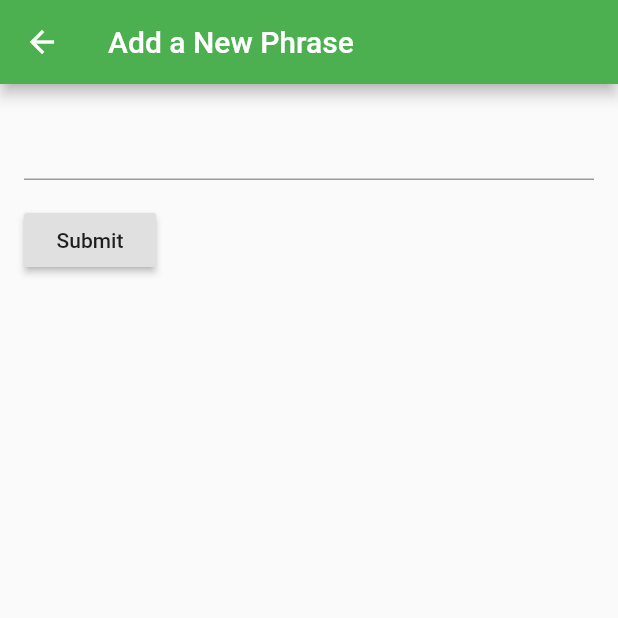
After one commit to pbitutsky/babushka, a Flutter app: the EditPage screen opened directly, after a tap on the "add" icon, on a phone screen of 412 x 824 dp, the top half of it. The commit adds this screen. Run offline on Flutter 3.47's test engine with Material 2 defaults, Android fonts, the phone set to English and light mode, and no system bars; missing offline and left inert: flutter_selectable_text, speech_bubble.

Commit message:
Add functionality to add/delete phrases

```diff
--- a/lib/bubble_text.dart
+++ b/lib/bubble_text.dart
@@ -1,15 +1,9 @@
 import 'dart:math';
 
 import 'package:flutter/material.dart';
+import 'package:grandma/phrases.dart';
 
-var phrases = [
-  "It's because you walk around without your slippers.",
-  "It's because you don't dry your hair when you go outside.",
-  "It's because you drink cold water with your dinner!",
-  "It's because you don't wear your jacket when it's cold!",
-  "It's because you sleep with wet hair!",
-  "It's because you never listen to your grandma!"
-];
+
 
 final initialTextInBubble = "Hi sweetie, how are you?";
 
--- /dev/null
+++ b/lib/edit_page.dart
@@ -0,0 +1,86 @@
+
+
+import 'package:flutter/material.dart';
+import 'package:grandma/phrases.dart';
+import 'package:flutter_selectable_text/flutter_selectable_text.dart' as selectableText;
+
+import 'new_phrase_page.dart';
+
+class EditPage extends StatefulWidget {
+
+  @override
+  _EditPageState createState() => _EditPageState();
+}
+
+class _EditPageState extends State<EditPage> {
+  final _biggerFont = const TextStyle(fontSize: 18.0);
+
+  Widget _buildRow(String phrase, int index, context) {
+
+    return Dismissible(
+        key: Key(phrase),
+        direction: DismissDirection.endToStart,
+        onDismissed: (direction) {
+          setState(() {
+            phrases.removeAt(index);
+          });
+          Scaffold.of(context).showSnackBar(SnackBar(content: Text("Phrase deleted")));
+        },
+        background: Container(color: Colors.red),
+        child: ListTile(
+
+          title: selectableText.SelectableText(
+              phrase,
+              style: _biggerFont
+          ),
+          trailing: Icon(
+              Icons.delete,
+              color: Colors.red
+          ),
+        )
+    );
+
+  }
+
+  Widget build(BuildContext context) {
+    return Scaffold(
+      appBar: AppBar(title: Text("Edit Grandma's Phrases")),
+
+      floatingActionButton: FloatingActionButton(
+        child: Icon(Icons.add),
+        onPressed: () {
+          Navigator.of(context).push(createRoute(NewPhrasePage()));
+        },
+      ),
+      body: Center(
+          child: ListView.builder(
+            padding: const EdgeInsets.all(16.0),
+            itemBuilder: (context, i) {
+              if (i.isOdd) return Divider();
+              final index = i ~/ 2;
+              return _buildRow(phrases[index], index, context);
+            },
+            itemCount: phrases.length*2,
+          )
+      ),
+    );
+  }
+}
+
+Route createRoute(Widget page) {
+  return PageRouteBuilder(
+    pageBuilder: (context, animation, secondaryAnimation) => page,
+    transitionsBuilder: (context, animation, secondaryAnimation, child) {
+      var begin = Offset(0.0, 1.0);
+      var end = Offset.zero;
+      var curve = Curves.ease;
+
+      var tween = Tween(begin: begin, end: end).chain(CurveTween(curve: curve));
+
+      return SlideTransition(
+        position: animation.drive(tween),
+        child: child,
+      );
+    },
+  );
+}
--- a/lib/main.dart
+++ b/lib/main.dart
@@ -1,23 +1,8 @@
-
-import 'dart:math';
-
 import 'package:flutter/material.dart';
+import 'package:grandma/phrases.dart';
 import 'package:speech_bubble/speech_bubble.dart';
 import 'bubble_text.dart';
-
-final buttonTexts = [
-  "hachoo",
-  "*cough*",
-  "hapchooo",
-  "*sneeze*"
-];
-
-var buttonText = "hachoo";
-void chooseRandomButtonText() {
-  final _random = new Random();
-  int randomIndex = _random.nextInt(buttonTexts.length);
-  buttonText = buttonTexts[randomIndex];
-}
+import 'edit_page.dart';
 
 void main() => runApp(MyApp());
 
@@ -70,6 +55,9 @@ class _MyHomePageState extends State<MyHomePage> with TickerProviderStateMixin {
   }
 
   grandmaPressed(_controller) {
+    if (phrases.isEmpty) {
+      return;
+    }
     if (_controller.isAnimating) {
 //      _controller.stop(canceled: true);
     } else if (_controller.status == AnimationStatus.completed) {
@@ -86,6 +74,14 @@ class _MyHomePageState extends State<MyHomePage> with TickerProviderStateMixin {
     return Scaffold(
       appBar: AppBar(
         title: Text(widget.title),
+        actions: <Widget>[
+          IconButton(
+            icon: Icon(Icons.edit),
+            onPressed: () {
+              Navigator.of(context).push(createRoute(EditPage()));
+            },
+          )
+        ],
       ),
       body: Center(
         child: Column(
--- /dev/null
+++ b/lib/new_phrase_page.dart
@@ -0,0 +1,66 @@
+
+
+import 'package:flutter/material.dart';
+import 'package:grandma/phrases.dart';
+import 'package:flutter_selectable_text/flutter_selectable_text.dart' as selectableText;
+
+
+class NewPhrasePage extends StatelessWidget {
+  @override
+  Widget build(BuildContext context) {
+    // TODO: implement build
+    return Scaffold(
+      appBar: AppBar(title: Text("Add a New Phrase")),
+      body: Padding(
+        padding: const EdgeInsets.all(16.0),
+        child: NewPhraseForm()
+    )
+    );
+  }
+}
+
+// Create a Form widget.
+class NewPhraseForm extends StatefulWidget {
+  @override
+  NewPhraseFormState createState() {
+    return NewPhraseFormState();
+  }
+}
+
+class NewPhraseFormState extends State<NewPhraseForm> {
+  final _formKey = GlobalKey<FormState>();
+  final myController = TextEditingController();
+
+  @override
+  Widget build(BuildContext context) {
+    return Form(
+      key: _formKey,
+      child: Column(
+        crossAxisAlignment: CrossAxisAlignment.start,
+        children: <Widget>[
+          TextFormField(
+            validator: (value) {
+              if (value.isEmpty) {
+                return 'Please enter some text';
+              }
+              return null;
+            },
+            controller: myController
+          ),
+          Padding(
+            padding: const EdgeInsets.symmetric(vertical: 16.0),
+            child: RaisedButton(
+              onPressed: () {
+                if (_formKey.currentState.validate()) {
+                  phrases.add(myController.text);
+                  Navigator.pop(context);
+                }
+              },
+              child: Text('Submit'),
+            ),
+          ),
+        ],
+      ),
+    );
+  }
+}
--- /dev/null
+++ b/lib/phrases.dart
@@ -0,0 +1,24 @@
+import 'dart:math';
+
+final buttonTexts = [
+  "hachoo",
+  "*cough*",
+  "hapchooo",
+  "*sneeze*"
+];
+
+var phrases = [
+  "It's because you walk around without your slippers.",
+  "It's because you don't dry your hair when you go outside.",
+  "It's because you drink cold water with your dinner!",
+  "It's because you don't wear your jacket when it's cold!",
+  "It's because you sleep with wet hair!",
+  "It's because you never listen to your grandma!"
+];
+
+var buttonText = "hachoo";
+void chooseRandomButtonText() {
+  final _random = new Random();
+  int randomIndex = _random.nextInt(buttonTexts.length);
+  buttonText = buttonTexts[randomIndex];
+}
--- a/pubspec.yaml
+++ b/pubspec.yaml
@@ -20,6 +20,7 @@ dependencies:
   flutter:
     sdk: flutter
   speech_bubble: ^0.0.5
+  flutter_selectable_text: ^0.3.1
 
   # The following adds the Cupertino Icons font to your application.
   # Use with the CupertinoIcons class for iOS style icons.
```
Also changed, not shown: pubspec.lock.
